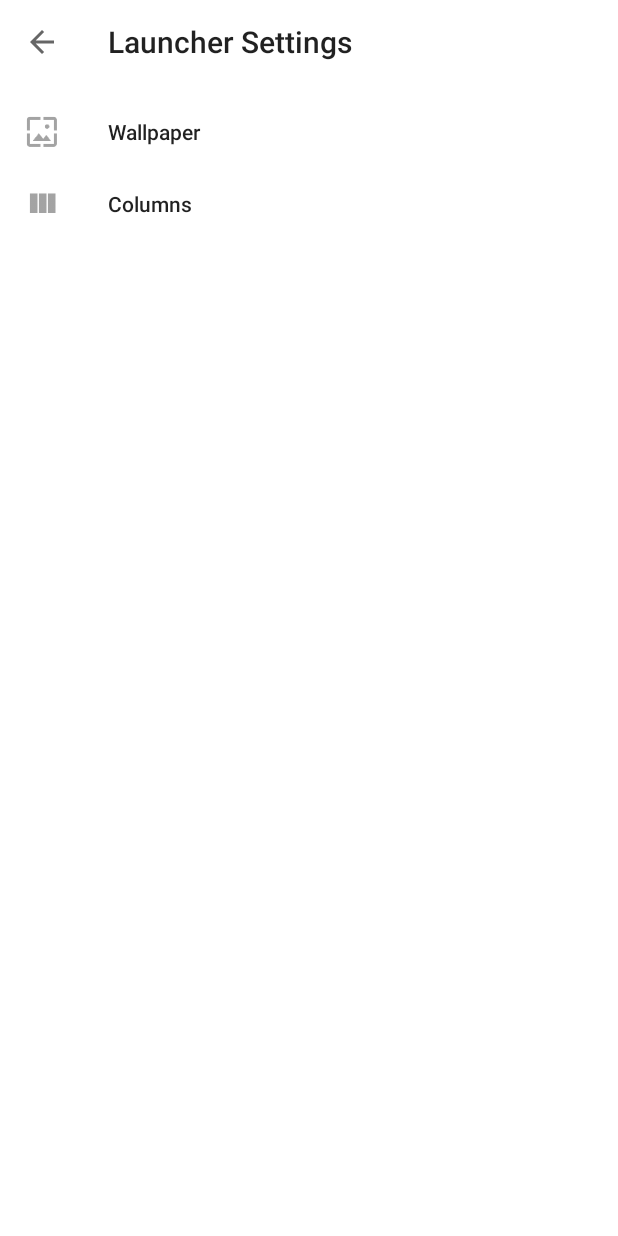
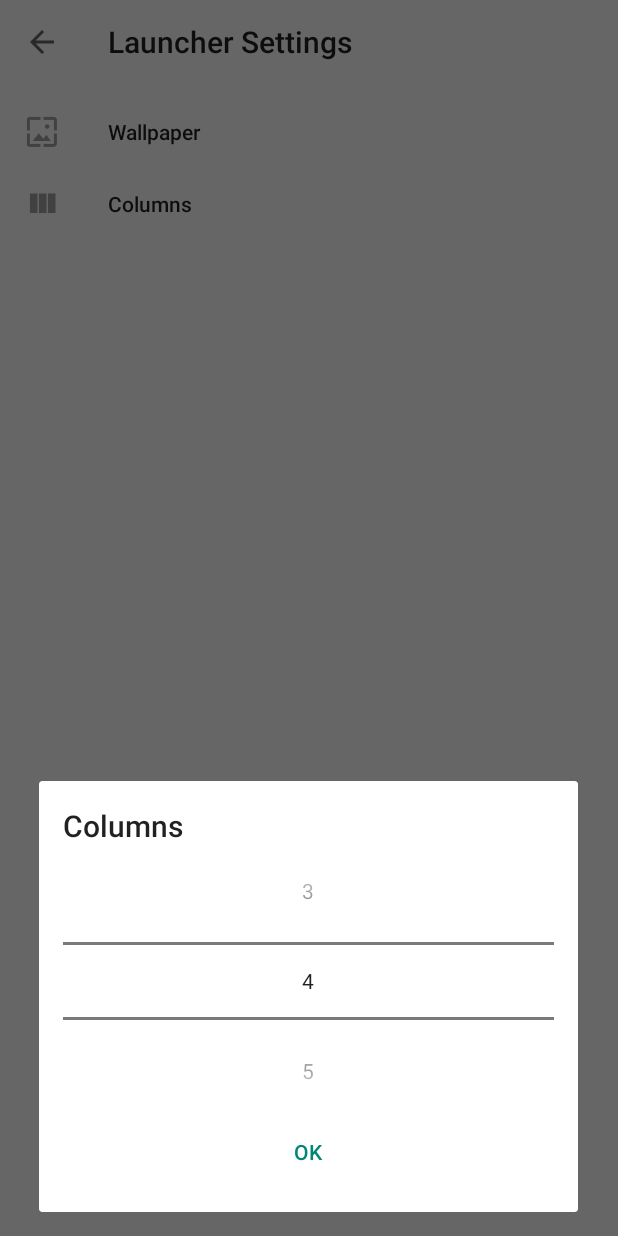
Before and after one commit to fvrodas/UtopiaLauncher, an Android app: the SettingsActivity screen opened directly, with no data from a screen before it, after a tap on "Columns", on a phone screen of 412 x 824 dp. Run offline under Robolectric (Android 15) with nearby library versions, the phone set to English and light mode, and no system bars.

Commit message:
Columns settings added

```diff
--- a/app/src/main/java/io/launcher/utopia/UtopiaLauncher.java
+++ b/app/src/main/java/io/launcher/utopia/UtopiaLauncher.java
@@ -11,6 +11,7 @@ import io.launcher.utopia.models.AppInfo;
  */
 
 public class UtopiaLauncher extends Application {
+    public static final String COLUMNS_SETTINGS = "columns";
     public SparseArray<AppInfo> applicationsInstalled = new SparseArray<>();
     public SharedPreferences launcherSettings;
 
--- a/app/src/main/java/io/launcher/utopia/activities/SettingsActivity.java
+++ b/app/src/main/java/io/launcher/utopia/activities/SettingsActivity.java
@@ -1,7 +1,7 @@
 package io.launcher.utopia.activities;
 
 import android.content.Intent;
-import android.content.pm.PackageManager;
+import android.content.SharedPreferences;
 import android.os.Bundle;
 import android.support.annotation.NonNull;
 import android.support.design.widget.NavigationView;
@@ -11,9 +11,14 @@ import android.view.MenuItem;
 
 import io.launcher.utopia.R;
 import io.launcher.utopia.UtopiaLauncher;
+import io.launcher.utopia.dialogs.NumberPickerDialog;
+
+import static io.launcher.utopia.UtopiaLauncher.COLUMNS_SETTINGS;
 
 public class SettingsActivity extends AppCompatActivity {
+    public static final int REQUEST_SETTINGS = 111;
     private UtopiaLauncher app;
+    Intent intent = null;
 
     @Override
     protected void onCreate(Bundle savedInstanceState) {
@@ -39,7 +44,20 @@ public class SettingsActivity extends AppCompatActivity {
                     }
 
                     case R.id.action_columns : {
-
+                        int columns = app.launcherSettings.getInt(COLUMNS_SETTINGS, 4);
+                        NumberPickerDialog dlg = new NumberPickerDialog(
+                                SettingsActivity.this, columns) {
+                            @Override
+                            public void onOKPressed(int i) {
+                                SharedPreferences.Editor editor = app.launcherSettings.edit();
+                                editor.putInt(COLUMNS_SETTINGS, i);
+                                editor.commit();
+                                intent = new Intent();
+                                intent.putExtra(COLUMNS_SETTINGS, i);
+                            }
+                        };
+                        dlg.show();
+                        return true;
                     }
 
                 }
@@ -57,4 +75,14 @@ public class SettingsActivity extends AppCompatActivity {
         }
         return super.onOptionsItemSelected(item);
     }
+
+    @Override
+    public void onBackPressed() {
+        if (intent != null) {
+            setResult(RESULT_OK, intent);
+        } else {
+            setResult(RESULT_CANCELED);
+        }
+        finish();
+    }
 }
--- /dev/null
+++ b/app/src/main/java/io/launcher/utopia/dialogs/NumberPickerDialog.java
@@ -0,0 +1,49 @@
+package io.launcher.utopia.dialogs;
+
+import android.content.Context;
+import android.os.Bundle;
+import android.support.annotation.NonNull;
+import android.support.v7.app.AlertDialog;
+import android.util.DisplayMetrics;
+import android.view.Gravity;
+import android.view.View;
+import android.view.WindowManager;
+import android.widget.Button;
+import android.widget.NumberPicker;
+
+import io.launcher.utopia.R;
+
+public abstract class NumberPickerDialog extends AlertDialog {
+    int defaultValue = 4;
+
+    public NumberPickerDialog(@NonNull Context context, int defaultValue) {
+        super(context);
+        getWindow().setGravity(Gravity.BOTTOM);
+        DisplayMetrics dm = context.getResources().getDisplayMetrics();
+        this.defaultValue = defaultValue;
+        getWindow().setLayout(dm.widthPixels, WindowManager.LayoutParams.WRAP_CONTENT);
+    }
+
+    @Override
+    protected void onCreate(Bundle savedInstanceState) {
+        super.onCreate(savedInstanceState);
+        setContentView(R.layout.dialog_number_picker);
+        final NumberPicker npColumns = findViewById(R.id.npColumns);
+        npColumns.setMinValue(3);
+        npColumns.setMaxValue(5);
+
+        Button btOK = findViewById(R.id.btOK);
+        btOK.setOnClickListener(new View.OnClickListener() {
+            @Override
+            public void onClick(View view) {
+                onOKPressed(npColumns.getValue());
+                dismiss();
+            }
+        });
+
+        npColumns.setValue(this.defaultValue);
+
+    }
+
+    public abstract void onOKPressed(int i);
+}
--- /dev/null
+++ b/app/src/main/res/layout/dialog_number_picker.xml
@@ -0,0 +1,21 @@
+<?xml version="1.0" encoding="utf-8"?>
+<LinearLayout xmlns:android="http://schemas.android.com/apk/res/android"
+    android:orientation="vertical" android:layout_width="match_parent"
+    android:layout_height="wrap_content"
+    android:padding="@dimen/activity_vertical_margin">
+    <TextView
+        android:layout_width="match_parent"
+        android:layout_height="wrap_content"
+        android:text="@string/NumberPickerDialogTitle"
+        android:textAppearance="@style/Base.TextAppearance.AppCompat.Title"/>
+    <NumberPicker
+        android:id="@+id/npColumns"
+        android:layout_width="match_parent"
+        android:layout_height="wrap_content"/>
+    <Button
+        android:id="@+id/btOK"
+        android:layout_width="match_parent"
+        android:layout_height="wrap_content"
+        android:text="@string/btOK"
+        style="@style/Widget.AppCompat.Button.Borderless.Colored"/>
+</LinearLayout>
--- a/app/src/main/res/values/strings.xml
+++ b/app/src/main/res/values/strings.xml
@@ -1,4 +1,6 @@
 <resources>
     <string name="app_name">Utopia Launcher</string>
     <string name="settings_activity">Launcher Settings</string>
+    <string name="btOK">OK</string>
+    <string name="NumberPickerDialogTitle">Columns</string>
 </resources>
--- a/app/src/main/res/values/styles.xml
+++ b/app/src/main/res/values/styles.xml
@@ -11,5 +11,7 @@
         <item name="android:windowBackground">@android:color/white</item>
     </style>
 
-
+    <style name="AppTheme.Dialog">
+        <item name="windowNoTitle">true</item>
+    </style>
 </resources>
```
Also changed, not shown: app/src/main/java/io/launcher/utopia/activities/AppsActivity.java (+22 -3 lines).
